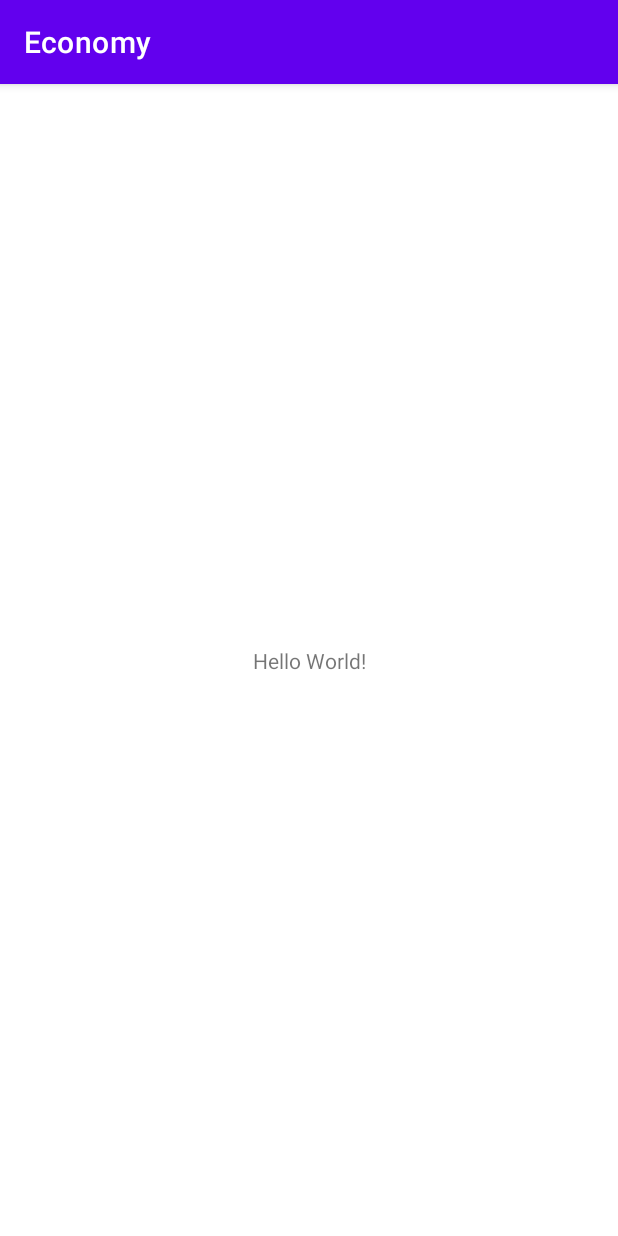
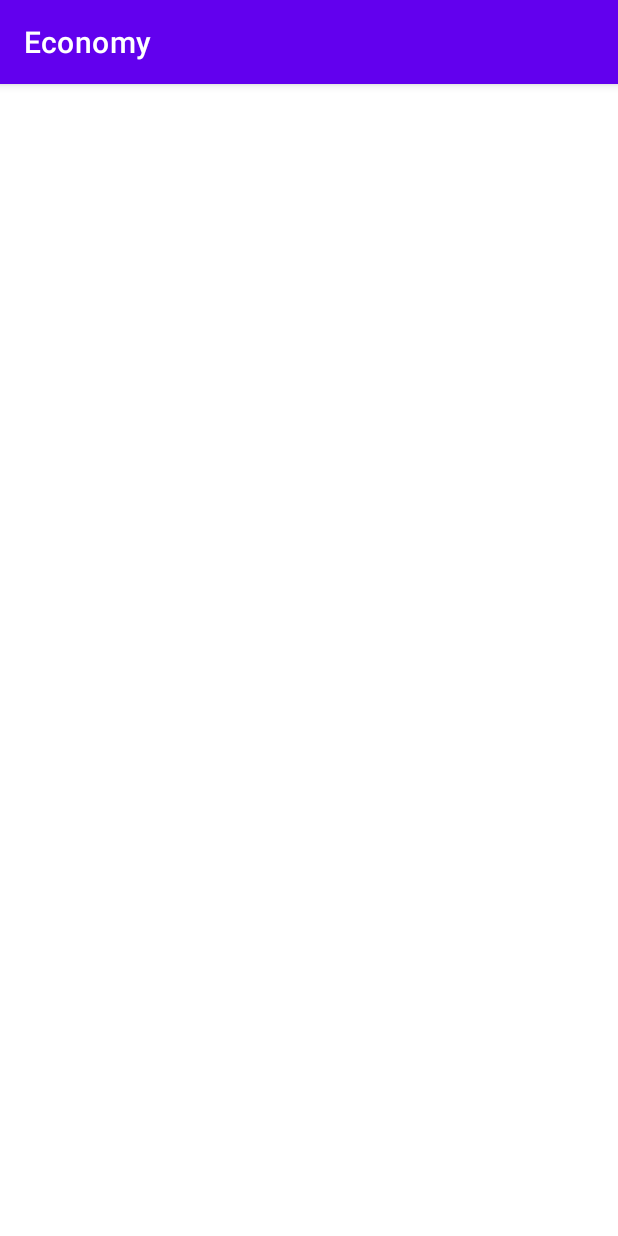
Before and after one commit to Ignacio557/Economy, an Android app: the screen it shows after launch (MainActivity), on a phone screen of 412 x 824 dp. Run offline under Robolectric (Android 15) with nearby library versions, the phone set to English and light mode, and no system bars.

Commit message:
Prueba e introduccion de los on

```diff
--- a/app/src/main/java/com/example/economy/MainActivity.java
+++ b/app/src/main/java/com/example/economy/MainActivity.java
@@ -10,5 +10,36 @@ public class MainActivity extends AppCompatActivity {
     protected void onCreate(Bundle savedInstanceState) {
         super.onCreate(savedInstanceState);
         setContentView(R.layout.activity_main);
+
+    }
+
+    @Override
+    protected void onStart() {
+        super.onStart();
+    }
+
+    @Override
+    protected void onResume() {
+        super.onResume();
+    }
+
+    @Override
+    protected void onPause() {
+        super.onPause();
+    }
+
+    @Override
+    protected void onStop() {
+        super.onStop();
+    }
+
+    @Override
+    protected void onRestart() {
+        super.onRestart();
+    }
+
+    @Override
+    protected void onDestroy() {
+        super.onDestroy();
     }
 }
--- a/app/src/main/res/layout/activity_main.xml
+++ b/app/src/main/res/layout/activity_main.xml
@@ -4,15 +4,4 @@
     xmlns:tools="http://schemas.android.com/tools"
     android:layout_width="match_parent"
     android:layout_height="match_parent"
-    tools:context=".MainActivity">
-
-    <TextView
-        android:layout_width="wrap_content"
-        android:layout_height="wrap_content"
-        android:text="Hello World!"
-        app:layout_constraintBottom_toBottomOf="parent"
-        app:layout_constraintLeft_toLeftOf="parent"
-        app:layout_constraintRight_toRightOf="parent"
-        app:layout_constraintTop_toTopOf="parent" />
-
-</androidx.constraintlayout.widget.ConstraintLayout>
+    tools:context=".MainActivity"/>
```
